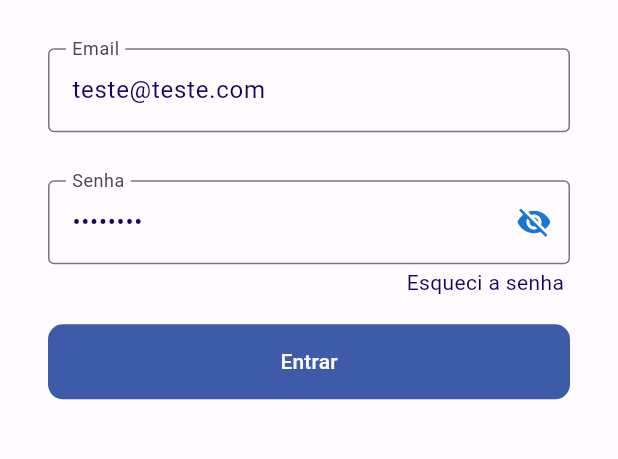
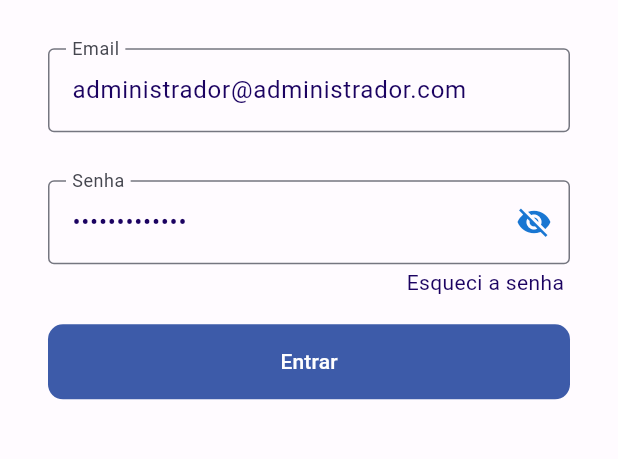
Before and after one commit to DiegoManucci/Unaerp-Swim-Team, a Flutter app: the screen it shows after launch, on a phone screen of 412 x 824 dp, the part 513-972 px from its top. Run offline on Flutter 3.47's test engine with Material 2 defaults, Android fonts, the phone set to English and light mode, and no system bars; our stand-ins replace file_picker.

Commit message:
Refactor: Utilizando nova lógica para definir a página pelo tipo de usuário

```diff
--- a/lib/pages/login/login_state.dart
+++ b/lib/pages/login/login_state.dart
@@ -8,8 +8,8 @@ class LoginState {
   bool _showPassword = true;
 
   LoginState() {
-    _emailController.text = 'teste@teste.com';
-    _passwordController.text = '12345678';
+    _emailController.text = 'administrador@administrador.com';
+    _passwordController.text = 'administrador';
   }
 
   TextEditingController get emailController => _emailController;
--- a/lib/pages/login/widgets/login_form.dart
+++ b/lib/pages/login/widgets/login_form.dart
@@ -1,4 +1,6 @@
 import 'package:flutter/material.dart';
+import 'package:provider/provider.dart';
+import 'package:unaerp_swim_team/application_controller.dart';
 
 import '../login_controller.dart';
 
@@ -57,17 +59,20 @@ class LoginForm extends StatelessWidget {
               const SizedBox(
                 height: 16,
               ),
-              FilledButton(
+              Consumer<ApplicationController>(
+                  builder: (context, applicationController, child) {
+                return FilledButton(
                   style: ElevatedButton.styleFrom(
                     shape: RoundedRectangleBorder(
                         borderRadius: BorderRadius.circular(10)),
                     minimumSize: const Size.fromHeight(50),
                   ),
                   onPressed: () {
-                  controller.onLogin(context);
+                    controller.onLogin(context, applicationController);
                   },
                   child: const Text('Entrar'),
-              ),
+                );
+              }),
             ]),
           )),
     );
```
Also changed, not shown: lib/pages/login/login_controller.dart (+43 -2 lines). Lines whose indentation alone changed are shown as unchanged.
